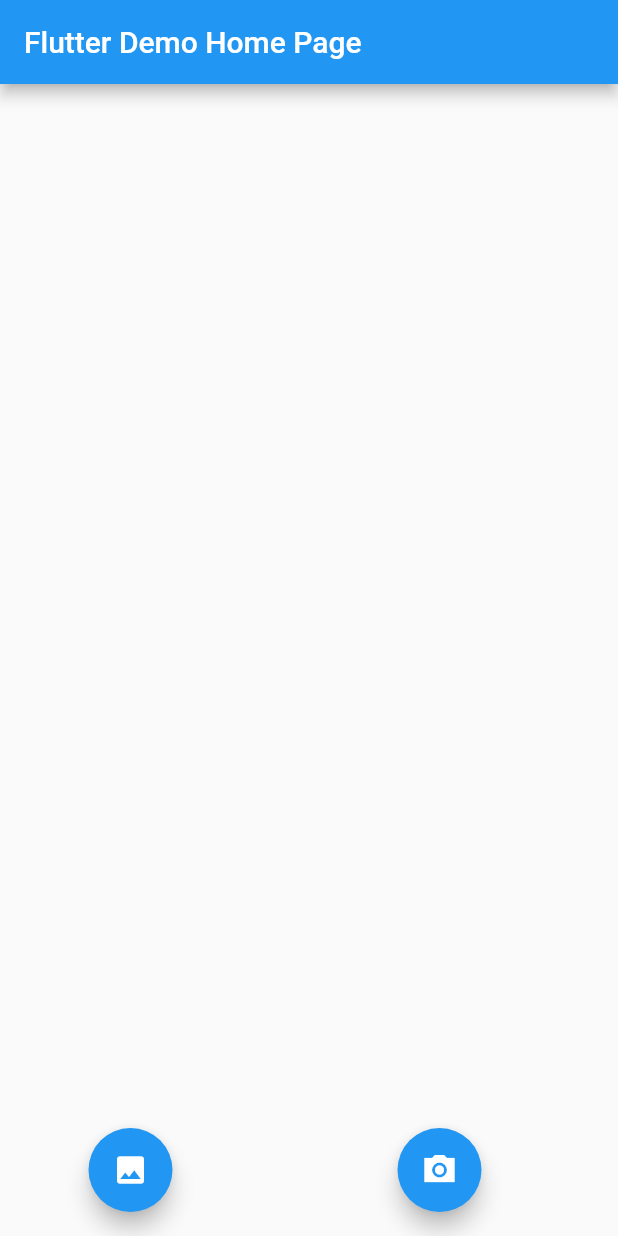
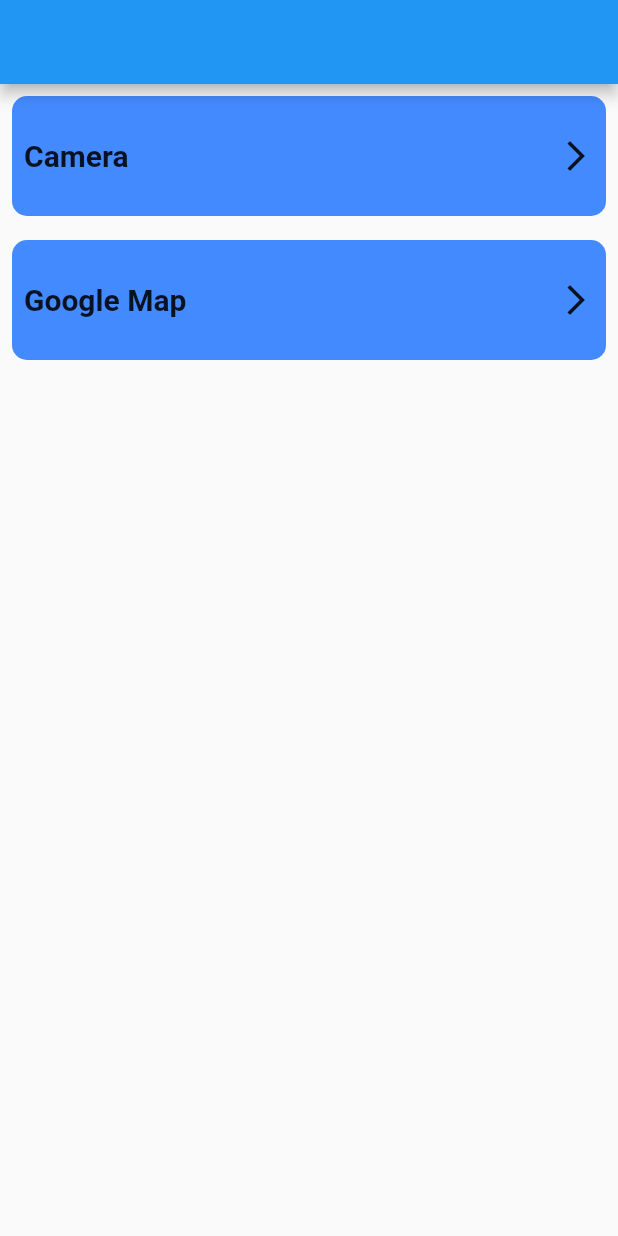
Before and after one commit to PHANNA11/fix-camera2-4, a Flutter app: the screen it shows after launch, on a phone screen of 412 x 824 dp. Run offline on Flutter 3.47's test engine with Material 2 defaults, Android fonts, the phone set to English and light mode, and no system bars; our stand-ins replace google_maps_flutter, image_picker.

Commit message:
google map

```diff
--- /dev/null
+++ b/lib/home.dart
@@ -0,0 +1,94 @@
+import 'package:app1/fetch_camera.dart';
+import 'package:app1/goole_map_fetch.dart';
+import 'package:flutter/material.dart';
+import 'package:flutter/src/widgets/framework.dart';
+import 'package:flutter/src/widgets/placeholder.dart';
+
+class HomePage extends StatefulWidget {
+  const HomePage({super.key});
+
+  @override
+  State<HomePage> createState() => _HomePageState();
+}
+
+class _HomePageState extends State<HomePage> {
+  @override
+  Widget build(BuildContext context) {
+    return Scaffold(
+      appBar: AppBar(),
+      body: Column(
+        children: [
+          Padding(
+            padding: const EdgeInsets.all(8.0),
+            child: GestureDetector(
+              onTap: () {
+                Navigator.push(
+                    context,
+                    MaterialPageRoute(
+                      builder: (context) =>
+                          const CameraPage(title: 'Fetch Camera'),
+                    ));
+              },
+              child: Container(
+                height: 80,
+                width: double.infinity,
+                decoration: BoxDecoration(
+                    borderRadius: BorderRadius.circular(10),
+                    color: Colors.blueAccent),
+                child: Center(
+                    child: Padding(
+                  padding: const EdgeInsets.all(8.0),
+                  child: Row(
+                    mainAxisAlignment: MainAxisAlignment.spaceBetween,
+                    children: const [
+                      Text(
+                        'Camera',
+                        style: TextStyle(
+                            fontSize: 20, fontWeight: FontWeight.bold),
+                      ),
+                      Icon(Icons.arrow_forward_ios)
+                    ],
+                  ),
+                )),
+              ),
+            ),
+          ),
+          Padding(
+            padding: const EdgeInsets.all(8.0),
+            child: GestureDetector(
+              onTap: () {
+                Navigator.push(
+                    context,
+                    MaterialPageRoute(
+                      builder: (context) => const DisplayGoogleMap(),
+                    ));
+              },
+              child: Container(
+                height: 80,
+                width: double.infinity,
+                decoration: BoxDecoration(
+                    borderRadius: BorderRadius.circular(10),
+                    color: Colors.blueAccent),
+                child: Center(
+                    child: Padding(
+                  padding: const EdgeInsets.all(8.0),
+                  child: Row(
+                    mainAxisAlignment: MainAxisAlignment.spaceBetween,
+                    children: const [
+                      Text(
+                        'Google Map',
+                        style: TextStyle(
+                            fontSize: 20, fontWeight: FontWeight.bold),
+                      ),
+                      Icon(Icons.arrow_forward_ios)
+                    ],
+                  ),
+                )),
+              ),
+            ),
+          )
+        ],
+      ),
+    );
+  }
+}
--- a/lib/main.dart
+++ b/lib/main.dart
@@ -1,5 +1,6 @@
 import 'dart:io';
 
+import 'package:app1/home.dart';
 import 'package:flutter/material.dart';
 import 'package:image_picker/image_picker.dart';
 
@@ -27,64 +28,7 @@ class MyApp extends StatelessWidget {
         // is not restarted.
         primarySwatch: Colors.blue,
       ),
-      home: const MyHomePage(title: 'Flutter Demo Home Page'),
+      home: HomePage(),
     );
   }
 }
-
-class MyHomePage extends StatefulWidget {
-  const MyHomePage({super.key, required this.title});
-  final String title;
-
-  @override
-  State<MyHomePage> createState() => _MyHomePageState();
-}
-
-class _MyHomePageState extends State<MyHomePage> {
-  File? fileImage;
-
-  @override
-  Widget build(BuildContext context) {
-    return Scaffold(
-      appBar: AppBar(
-        title: Text(widget.title),
-      ),
-      body: Center(
-        child: fileImage == null
-            ? const SizedBox()
-            : Image(image: FileImage(File(fileImage!.path))),
-      ),
-
-      floatingActionButton: Row(
-        mainAxisAlignment: MainAxisAlignment.spaceAround,
-        children: [
-          FloatingActionButton(
-            onPressed: openGallary,
-            tooltip: 'gallary',
-            child: const Icon(Icons.image),
-          ),
-          FloatingActionButton(
-            onPressed: openCamera,
-            tooltip: 'camera',
-            child: const Icon(Icons.camera_alt_sharp),
-          ),
-        ],
-      ), // This trailing comma makes auto-formatting nicer for build methods.
-    );
-  }
-  //== test ====
-
-  void openCamera() async {
-    var pickImage = await ImagePicker().pickImage(source: ImageSource.camera);
-    setState(() {
-      fileImage = File(pickImage!.path);
-    });
-  }
-
-  void openGallary() async {
-    var pickImage = await ImagePicker().pickImage(source: ImageSource.gallery);
-    setState(() {
-      fileImage = File(pickImage!.path);
-    });
-  }
-}
--- a/pubspec.yaml
+++ b/pubspec.yaml
@@ -29,6 +29,7 @@ environment:
 # versions available, run `flutter pub outdated`.
 dependencies:
   image_picker: ^1.0.4
+  google_maps_flutter: ^2.3.0
   flutter:
     sdk: flutter
 
```
Also changed, not shown: lib/fetch_camera.dart (added, +63 -0 lines), lib/goole_map_fetch.dart (added, +54 -0 lines), pubspec.lock, 3 other files.
